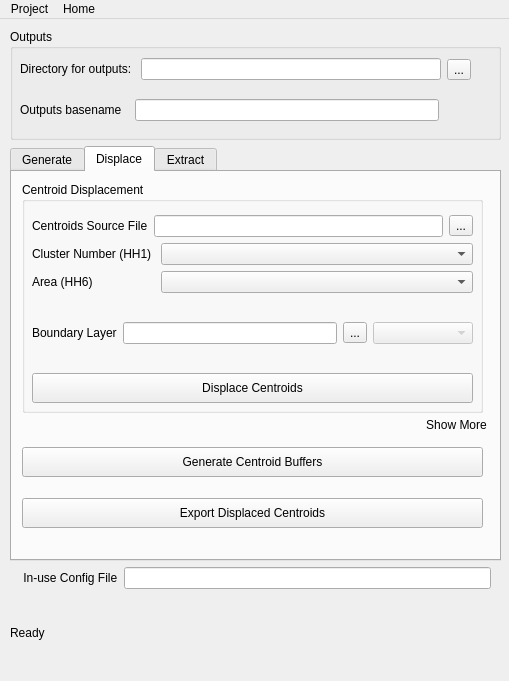
This is plugin/mgp_mainwindow.ui in unicef-drp/mics-geocoding as Qt 5 draws it before an edit. The edited form follows.
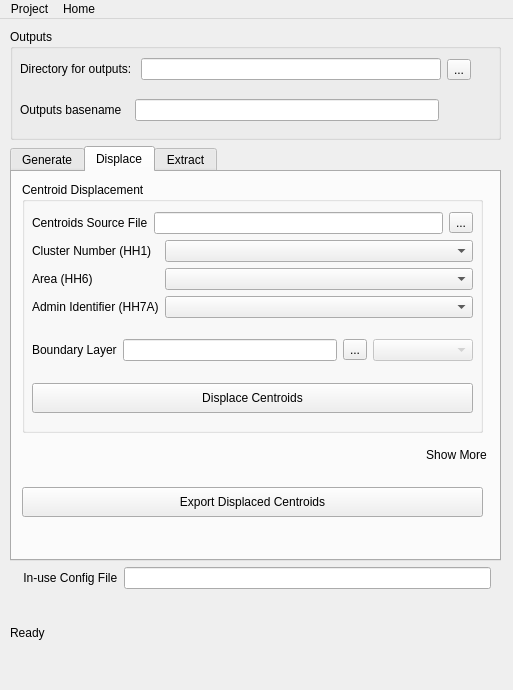
This is the edited form. The open tabs and pages were chosen to show the change. Icons and pictures are not drawn.

Patch:
```diff
--- a/plugin/mgp_mainwindow.ui
+++ b/plugin/mgp_mainwindow.ui
@@ -6,8 +6,8 @@
    <rect>
     <x>0</x>
     <y>0</y>
-    <width>509</width>
-    <height>681</height>
+    <width>513</width>
+    <height>690</height>
    </rect>
   </property>
   <property name="windowTitle">
@@ -320,6 +320,19 @@
                </property>
               </widget>
              </item>
+             <item>
+              <widget class="QPushButton" name="generateCentroidBuffersButton">
+               <property name="minimumSize">
+                <size>
+                 <width>0</width>
+                 <height>30</height>
+                </size>
+               </property>
+               <property name="text">
+                <string>Generate Centroid Buffers</string>
+               </property>
+              </widget>
+             </item>
             </layout>
            </widget>
           </widget>
@@ -334,7 +347,7 @@
              <x>10</x>
              <y>10</y>
              <width>461</width>
-             <height>231</height>
+             <height>251</height>
             </rect>
            </property>
            <property name="sizePolicy">
@@ -356,9 +369,9 @@
             <property name="geometry">
              <rect>
               <x>0</x>
-              <y>23</y>
+              <y>20</y>
               <width>461</width>
-              <height>208</height>
+              <height>221</height>
              </rect>
             </property>
             <layout class="QVBoxLayout" name="verticalLayout_4">
@@ -422,6 +435,13 @@
                <item row="0" column="1">
                 <widget class="QComboBox" name="centroidsLayerNumeroFieldComboBox"/>
                </item>
+               <item row="2" column="0">
+                <widget class="QLabel" name="centroidsLayerAdminFieldLabel">
+                 <property name="text">
+                  <string>Admin Identifier (HH7A)</string>
+                 </property>
+                </widget>
+               </item>
                <item row="1" column="0">
                 <widget class="QLabel" name="centroidsLayerTypeFieldLabel">
                  <property name="text">
@@ -432,6 +452,13 @@
                <item row="1" column="1">
                 <widget class="QComboBox" name="centroidsLayerTypeFieldComboBox"/>
                </item>
+               <item row="2" column="1">
+                <widget class="QComboBox" name="centroidsLayerAdminFieldComboBox">
+                 <property name="editable">
+                  <bool>false</bool>
+                 </property>
+                </widget>
+               </item>
               </layout>
              </item>
              <item>
@@ -535,7 +562,7 @@
            <property name="geometry">
             <rect>
              <x>404</x>
-             <y>240</y>
+             <y>270</y>
              <width>81</width>
              <height>25</height>
             </rect>
@@ -560,9 +587,9 @@
            <property name="geometry">
             <rect>
              <x>10</x>
-             <y>260</y>
+             <y>280</y>
              <width>461</width>
-             <height>111</height>
+             <height>81</height>
             </rect>
            </property>
            <property name="sizePolicy">
@@ -581,25 +608,12 @@
             <property name="geometry">
              <rect>
               <x>0</x>
-              <y>0</y>
+              <y>20</y>
               <width>461</width>
-              <height>111</height>
+              <height>61</height>
              </rect>
             </property>
             <layout class="QVBoxLayout" name="verticalLayout_5">
-             <item>
-              <widget class="QPushButton" name="generateCentroidBuffersButton">
-               <property name="minimumSize">
-                <size>
-                 <width>0</width>
-                 <height>30</height>
-                </size>
-               </property>
-               <property name="text">
-                <string>Generate Centroid Buffers</string>
-               </property>
-              </widget>
-             </item>
              <item>
               <widget class="QPushButton" name="exportDisplacedCentroidsButton">
                <property name="minimumSize">
@@ -1052,8 +1066,8 @@
     <rect>
      <x>0</x>
      <y>0</y>
-     <width>509</width>
-     <height>21</height>
+     <width>513</width>
+     <height>26</height>
     </rect>
    </property>
    <widget class="QMenu" name="menutest">
```
Left out of the diff: 68 changed lines with no effect on the pictures.
